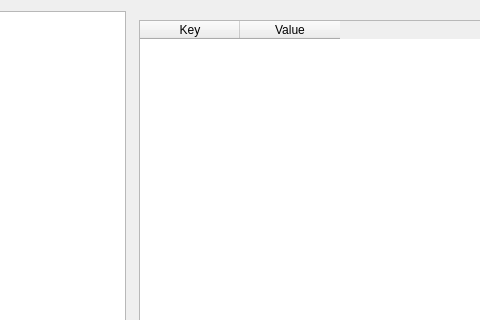
Above: plugins/builtin/frame-data-list/forms/FrameDataListView.ui from reframedultimate/ReFramed before the change; both pictures show x 383 to 863 and y 0 to 320 of the 1056 by 859 pixel window. Below: the same form after it.
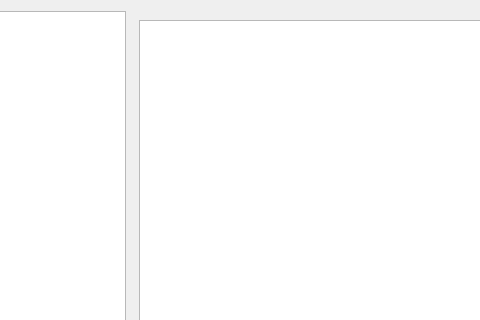
That is the form after the change.

Commit message: Working on frame data list plugin

Diff of the .ui file:
```diff
--- a/plugins/builtin/frame-data-list/forms/FrameDataListView.ui
+++ b/plugins/builtin/frame-data-list/forms/FrameDataListView.ui
@@ -42,17 +42,13 @@
       <widget class="QWidget" name="page_gameInfo">
        <layout class="QVBoxLayout" name="verticalLayout_4">
         <item>
-         <widget class="QTableWidget" name="tableWidget_gameInfo">
-          <column>
-           <property name="text">
-            <string>Key</string>
-           </property>
-          </column>
-          <column>
-           <property name="text">
-            <string>Value</string>
-           </property>
-          </column>
+         <widget class="QTableView" name="tableView_metaData">
+          <attribute name="horizontalHeaderVisible">
+           <bool>false</bool>
+          </attribute>
+          <attribute name="verticalHeaderVisible">
+           <bool>false</bool>
+          </attribute>
          </widget>
         </item>
        </layout>
```
Left out of the diff: 2 changed lines with no effect on the pictures. The commit also changes 11 other files.
